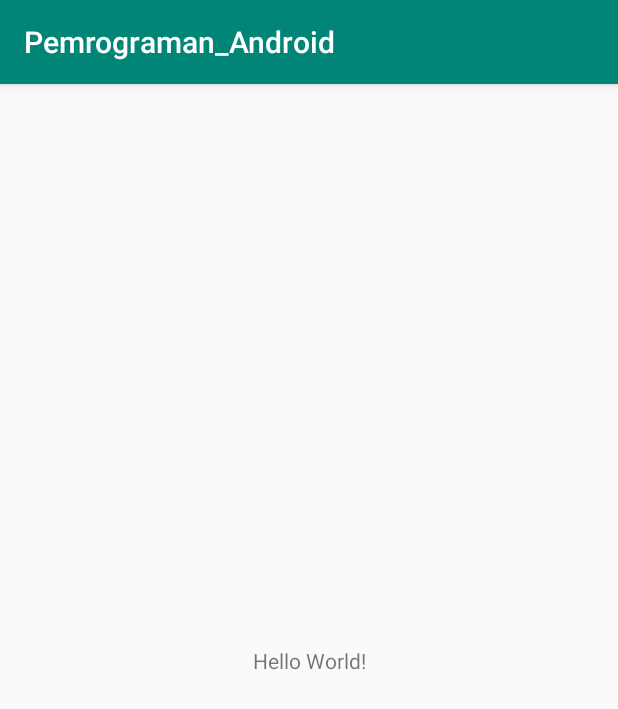
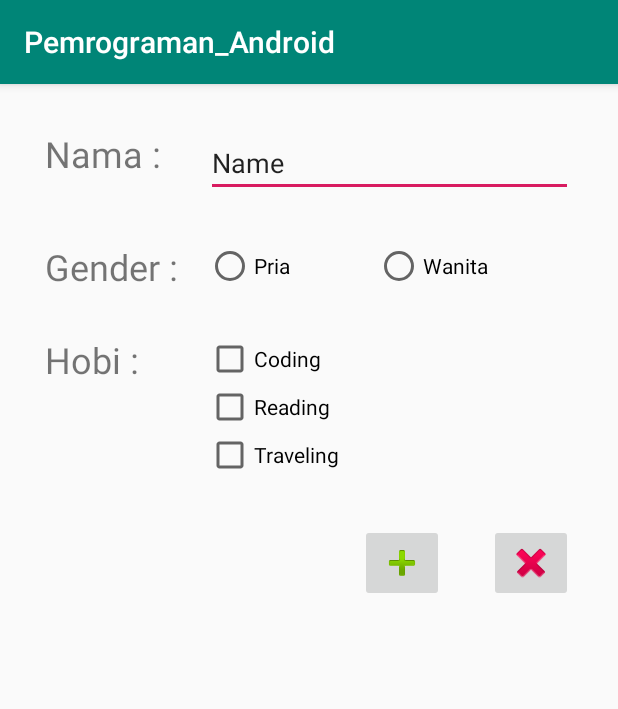
Before and after one commit to Afumoons/Pemrograman-mobile, an Android app: the screen it shows after launch (MainActivity), on a phone screen of 412 x 824 dp. Shown: the top 709 px of the screen. Run offline under Robolectric (Android 15) with nearby library versions, the phone set to English and light mode, and no system bars.

Commit message:
Tugas ke-3 (Modul 4 praktik)

```diff
--- a/app/src/main/java/com/example/pemrograman_android/MainActivity.kt
+++ b/app/src/main/java/com/example/pemrograman_android/MainActivity.kt
@@ -1,6 +1,8 @@
 package com.example.pemrograman_android
 
 import android.os.Bundle
+import android.widget.ImageButton
+import android.widget.Toast
 import androidx.appcompat.app.AppCompatActivity
 
 class MainActivity : AppCompatActivity() {
@@ -8,5 +10,8 @@ class MainActivity : AppCompatActivity() {
     override fun onCreate(savedInstanceState: Bundle?) {
         super.onCreate(savedInstanceState)
         setContentView(R.layout.activity_main)
+        val BTNAdd=findViewById<ImageButton>(R.id.BTNAdd)
+        BTNAdd.setOnClickListener{
+            Toast.makeText(this@MainActivity,"Berhasil", Toast.LENGTH_LONG).show()}
     }
 }
--- a/app/src/main/res/layout/activity_main.xml
+++ b/app/src/main/res/layout/activity_main.xml
@@ -7,12 +7,134 @@
     tools:context=".MainActivity">
 
     <TextView
+        android:id="@+id/LNama"
         android:layout_width="wrap_content"
         android:layout_height="wrap_content"
-        android:text="Hello World!"
+        android:layout_marginLeft="@dimen/default_margin"
+        android:layout_marginTop="@dimen/default_margin"
+        android:layout_marginRight="@dimen/default_margin"
+        android:layout_marginBottom="@dimen/default_margin"
+        android:text="Nama :"
+        android:textSize="24sp"
         app:layout_constraintBottom_toBottomOf="parent"
+        app:layout_constraintHorizontal_bias="0.0"
         app:layout_constraintLeft_toLeftOf="parent"
         app:layout_constraintRight_toRightOf="parent"
-        app:layout_constraintTop_toTopOf="parent" />
+        app:layout_constraintTop_toTopOf="parent"
+        app:layout_constraintVertical_bias="0.0" />
+
+    <TextView
+        android:id="@+id/LHobi"
+        android:layout_width="wrap_content"
+        android:layout_height="wrap_content"
+        android:layout_marginTop="@dimen/default_margin"
+        android:text="Hobi :"
+        android:textSize="24sp"
+        app:layout_constraintStart_toStartOf="@+id/LNama"
+        app:layout_constraintTop_toBottomOf="@+id/radioGroup" />
+
+    <TextView
+        android:id="@+id/LGender"
+        android:layout_width="wrap_content"
+        android:layout_height="wrap_content"
+        android:layout_marginTop="@dimen/default_margin"
+        android:text="Gender :"
+        android:textSize="24sp"
+        app:layout_constraintStart_toStartOf="@+id/LNama"
+        app:layout_constraintTop_toBottomOf="@+id/TxtNama" />
+
+    <EditText
+        android:id="@+id/TxtNama"
+        android:layout_width="0dp"
+        android:layout_height="wrap_content"
+        android:layout_marginStart="@dimen/default_margin"
+        android:layout_marginTop="@dimen/default_margin"
+        android:layout_marginEnd="@dimen/default_margin"
+        android:ems="10"
+        android:inputType="textPersonName"
+        android:text="Name"
+        app:layout_constraintBottom_toBottomOf="parent"
+        app:layout_constraintEnd_toEndOf="parent"
+        app:layout_constraintStart_toEndOf="@+id/LNama"
+        app:layout_constraintTop_toTopOf="parent"
+        app:layout_constraintVertical_bias="0.0" />
+
+    <RadioGroup
+        android:id="@+id/radioGroup"
+        android:layout_width="0dp"
+        android:layout_height="wrap_content"
+        android:layout_marginTop="@dimen/default_margin"
+        android:layout_marginEnd="@dimen/default_margin"
+        android:orientation="horizontal"
+        app:layout_constraintEnd_toEndOf="parent"
+        app:layout_constraintStart_toStartOf="@+id/TxtNama"
+        app:layout_constraintTop_toBottomOf="@+id/TxtNama">
+
+        <RadioButton
+            android:id="@+id/RBPria"
+            android:layout_width="wrap_content"
+            android:layout_height="wrap_content"
+            android:layout_weight="1"
+            android:text="Pria" />
+
+        <RadioButton
+            android:id="@+id/RBWanita"
+            android:layout_width="wrap_content"
+            android:layout_height="wrap_content"
+            android:layout_weight="1"
+            android:text="Wanita" />
+    </RadioGroup>
+
+    <CheckBox
+        android:id="@+id/CBCoding"
+        android:layout_width="0dp"
+        android:layout_height="wrap_content"
+        android:layout_marginTop="@dimen/default_margin"
+        android:layout_marginEnd="@dimen/default_margin"
+        android:text="Coding"
+        app:layout_constraintEnd_toEndOf="parent"
+        app:layout_constraintStart_toStartOf="@+id/radioGroup"
+        app:layout_constraintTop_toBottomOf="@+id/radioGroup" />
+
+    <CheckBox
+        android:id="@+id/CBReading"
+        android:layout_width="0dp"
+        android:layout_height="wrap_content"
+        android:layout_marginEnd="@dimen/default_margin"
+        android:text="Reading"
+        app:layout_constraintEnd_toEndOf="parent"
+        app:layout_constraintHorizontal_bias="0.0"
+        app:layout_constraintStart_toStartOf="@+id/radioGroup"
+        app:layout_constraintTop_toBottomOf="@+id/CBCoding" />
+
+    <CheckBox
+        android:id="@+id/CBTraveling"
+        android:layout_width="0dp"
+        android:layout_height="wrap_content"
+        android:layout_marginEnd="@dimen/default_margin"
+        android:text="Traveling"
+        app:layout_constraintEnd_toEndOf="parent"
+        app:layout_constraintHorizontal_bias="0.0"
+        app:layout_constraintStart_toStartOf="@+id/radioGroup"
+        app:layout_constraintTop_toBottomOf="@+id/CBReading" />
+
+    <ImageButton
+        android:id="@+id/BTNDelete"
+        android:layout_width="wrap_content"
+        android:layout_height="wrap_content"
+        android:layout_marginTop="@dimen/default_margin"
+        android:layout_marginEnd="@dimen/default_margin"
+        app:layout_constraintEnd_toEndOf="parent"
+        app:layout_constraintTop_toBottomOf="@+id/CBTraveling"
+        app:srcCompat="@android:drawable/ic_delete" />
+
+    <ImageButton
+        android:id="@+id/BTNAdd"
+        android:layout_width="wrap_content"
+        android:layout_height="wrap_content"
+        android:layout_marginEnd="@dimen/default_margin"
+        app:layout_constraintEnd_toStartOf="@+id/BTNDelete"
+        app:layout_constraintTop_toTopOf="@+id/BTNDelete"
+        app:srcCompat="@android:drawable/ic_input_add" />
 
 </androidx.constraintlayout.widget.ConstraintLayout>
--- /dev/null
+++ b/app/src/main/res/values/dimens.xml
@@ -0,0 +1,4 @@
+<?xml version="1.0" encoding="utf-8"?>
+<resources>
+    <dimen name="default_margin">30dp</dimen>
+</resources>
```
Also changed, not shown: 1 other file.
